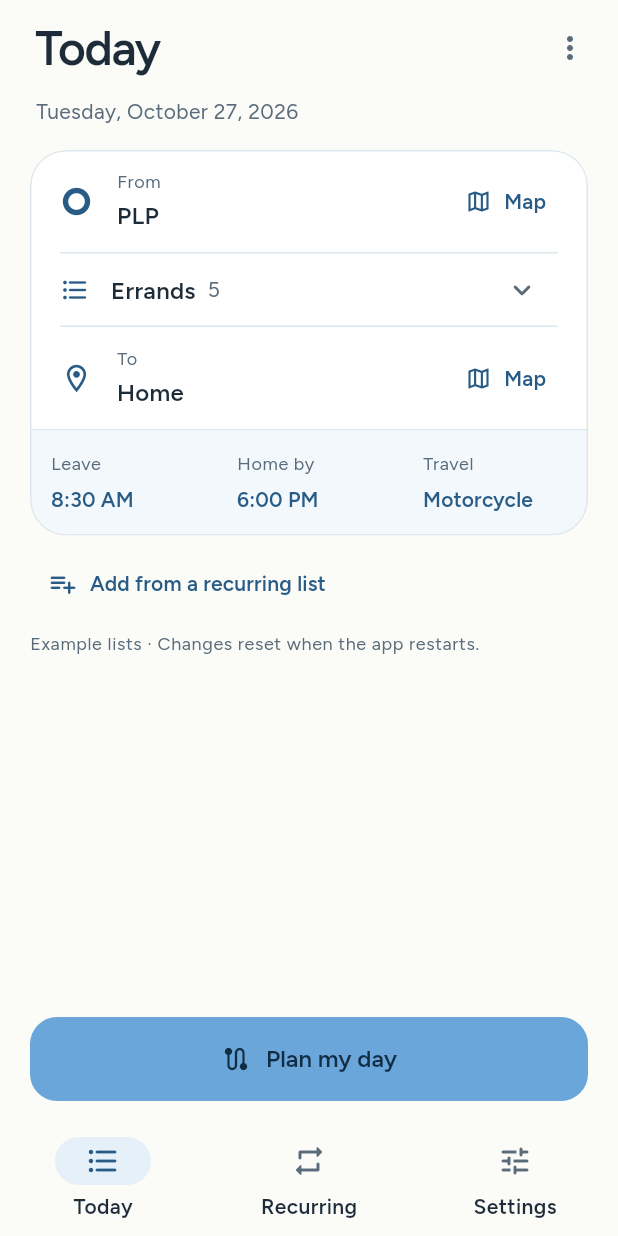
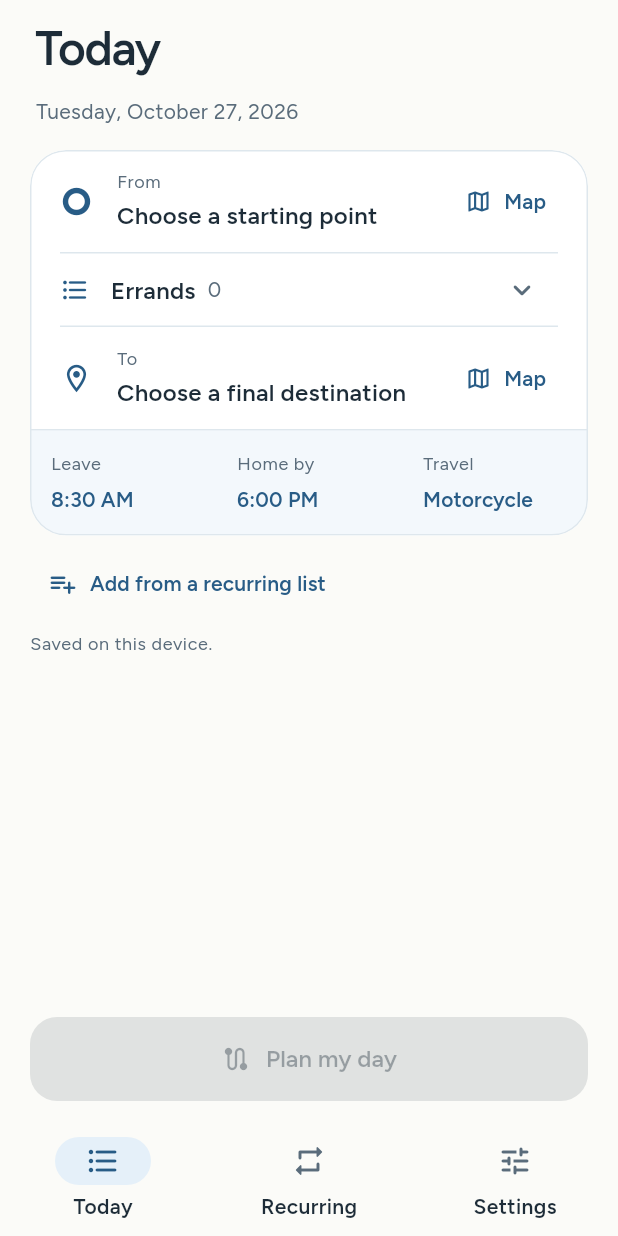
Before and after one commit to pu-roi/Wayday, a Flutter app: the screen it shows after launch, after a tap on "Errands", on a phone screen of 412 x 824 dp. Run offline on Flutter 3.47's test engine with Material 3 defaults, Android fonts, the phone set to English and light mode, and no system bars; our stand-ins replace drift, drift_flutter, flutter_riverpod, go_router; accounts and stored records are empty; generated files the repository leaves out were written again.

Commit message:
fix(mobile): start with user-created data and preserve saved rows

```diff
--- a/apps/mobile/lib/app/settings_view.dart
+++ b/apps/mobile/lib/app/settings_view.dart
@@ -1,13 +1,11 @@
+import 'package:flutter/foundation.dart';
 import 'package:flutter/material.dart';
-import 'package:flutter_riverpod/flutter_riverpod.dart';
-import '../core/widgets/feedback.dart';
-import '../features/today/presentation/today_controller.dart';
 import 'theme.dart';
 
-class SettingsView extends ConsumerWidget {
+class SettingsView extends StatelessWidget {
   const SettingsView({super.key});
   @override
-  Widget build(BuildContext context, WidgetRef ref) => Scaffold(
+  Widget build(BuildContext context) => Scaffold(
     appBar: AppBar(title: const Text('Settings')),
     body: Align(
       alignment: Alignment.topCenter,
@@ -32,29 +30,19 @@ class SettingsView extends ConsumerWidget {
               textAlign: TextAlign.center,
             ),
             const SizedBox(height: 40),
-            Text('Try an example', style: context.type.titleMedium),
-            const SizedBox(height: 8),
-            ListTile(
-              contentPadding: EdgeInsets.zero,
-              leading: const Icon(Icons.restart_alt_rounded),
-              title: const Text('Reload example day'),
-              onTap: () {
-                ref.read(todayProvider.notifier).loadExample();
-                showFeedback(context, 'Example day restored.');
-              },
-            ),
-            const SizedBox(height: 24),
-            Text('About this preview', style: context.type.titleMedium),
+            Text('About Wayday', style: context.type.titleMedium),
             const SizedBox(height: 12),
             Text(
-              'Errands and recurring lists work in memory. Changes reset when the app restarts. Add recurring lists to Today whenever you choose; they are not added automatically.',
+              kIsWeb
+                  ? 'This browser preview keeps changes for this session. Add recurring lists to Today whenever you choose; they are not added automatically.'
+                  : 'Your errands and recurring lists are saved on this device. Add recurring lists to Today whenever you choose; they are not added automatically.',
               style: context.type.bodyMedium?.copyWith(
                 color: context.colors.onSurfaceVariant,
               ),
             ),
             const SizedBox(height: 12),
             Text(
-              'Maps are visual placeholders. Search, route planning, saved data, and reminders come later.',
+              'Maps are visual previews. Place search, trip planning, saved trips, and reminders are coming later.',
               style: context.type.bodyMedium?.copyWith(
                 color: context.colors.onSurfaceVariant,
               ),
--- a/apps/mobile/lib/core/data/local_repositories.dart
+++ b/apps/mobile/lib/core/data/local_repositories.dart
@@ -15,28 +15,8 @@ class LocalRepositories {
 
   static Future<LocalRepositories> open({WaydayDatabase? database}) async {
     final localDatabase = database ?? WaydayDatabase();
-    final savedSettings = await localDatabase
-        .select(localDatabase.daySettings)
-        .getSingleOrNull();
-    final isFirstLaunch = savedSettings == null;
-    late final SqliteDayRepository today;
-    late final SqliteGroupRepository recurring;
-    if (isFirstLaunch) {
-      recurring = await SqliteGroupRepository.open(
-        localDatabase,
-        initialData: exampleGroups(),
-      );
-      today = await SqliteDayRepository.open(
-        localDatabase,
-        initialData: exampleDay(),
-      );
-    } else {
-      today = await SqliteDayRepository.open(localDatabase, initialData: null);
-      recurring = await SqliteGroupRepository.open(
-        localDatabase,
-        initialData: null,
-      );
-    }
+    final today = await SqliteDayRepository.open(localDatabase);
+    final recurring = await SqliteGroupRepository.open(localDatabase);
     return LocalRepositories(
       database: localDatabase,
       today: today,
--- a/apps/mobile/lib/features/recurring/presentation/recurring_view.dart
+++ b/apps/mobile/lib/features/recurring/presentation/recurring_view.dart
@@ -1,3 +1,4 @@
+import 'package:flutter/foundation.dart';
 import 'package:flutter/material.dart';
 import 'package:flutter_riverpod/flutter_riverpod.dart';
 import '../../../app/theme.dart';
@@ -318,7 +319,9 @@ class _RecurringViewState extends ConsumerState<RecurringView> {
               ),
               const SizedBox(height: 16),
               Text(
-                'Example lists · Changes reset when the app restarts.',
+                kIsWeb
+                    ? 'Browser preview · Changes last for this session.'
+                    : 'Saved on this device.',
                 style: context.type.bodySmall?.copyWith(
                   color: context.colors.onSurfaceVariant,
                 ),
--- a/apps/mobile/lib/features/today/data/day_repository.dart
+++ b/apps/mobile/lib/features/today/data/day_repository.dart
@@ -10,7 +10,10 @@ abstract interface class DayRepository {
 }
 
 class MemoryDayRepository implements DayRepository {
-  DayPlan _day = exampleDay();
+  MemoryDayRepository({DayPlan? initialData})
+    : _day = initialData ?? DayPlan(errands: const []);
+
+  DayPlan _day;
   @override
   DayPlan read() => _day;
   @override
@@ -26,21 +29,24 @@ class SqliteDayRepository implements DayRepository {
   final SerialWriteQueue _writes = SerialWriteQueue();
   DayPlan _day;
 
-  static Future<SqliteDayRepository> open(
-    WaydayDatabase database, {
-    required DayPlan? initialData,
-  }) async {
+  static Future<SqliteDayRepository> open(WaydayDatabase database) async {
     final settings = await database
         .select(database.daySettings)
         .getSingleOrNull();
+    final defaults = DayPlan(errands: const []);
     if (settings == null) {
-      final seed = initialData;
-      if (seed == null) {
-        throw StateError('Today data is missing from an initialized database.');
-      }
-      final repository = SqliteDayRepository._(database, seed);
-      await repository.save(seed);
-      return repository;
+      await database
+          .into(database.daySettings)
+          .insert(
+            DaySettingsCompanion.insert(
+              id: const Value(1),
+              fromPlace: defaults.from,
+              toPlace: defaults.to,
+              departure: defaults.departure,
+              deadline: defaults.deadline,
+              profile: defaults.profile.name,
+            ),
+          );
     }
 
     final rows = await (database.select(
@@ -49,13 +55,13 @@ class SqliteDayRepository implements DayRepository {
     return SqliteDayRepository._(
       database,
       DayPlan(
-        from: settings.fromPlace,
-        to: settings.toPlace,
-        departure: settings.departure,
-        deadline: settings.deadline,
+        from: settings?.fromPlace ?? defaults.from,
+        to: settings?.toPlace ?? defaults.to,
+        departure: settings?.departure ?? defaults.departure,
+        deadline: settings?.deadline ?? defaults.deadline,
         profile: _parseEnum(
           TravelProfile.values,
-          settings.profile,
+          settings?.profile ?? defaults.profile.name,
           TravelProfile.motor,
         ),
         errands: [
@@ -130,36 +136,3 @@ DayErrandsCompanion _toDayErrand(Errand errand, int position) =>
 
 T _parseEnum<T extends Enum>(List<T> values, String name, T fallback) =>
     values.firstWhere((value) => value.name == name, orElse: () => fallback);
-
-DayPlan exampleDay() => DayPlan(
-  errands: const [
-    Errand(
-      id: 'registrar',
-      title: 'Get documents from the registrar',
-      place: 'PLP · Pasig',
-      timing: TimingRule.finishBefore,
-      minute: 960,
-    ),
-    Errand(
-      id: 'pitch',
-      title: 'Capstone presentation',
-      place: 'PLP · Pasig',
-      timing: TimingRule.at,
-      minute: 660,
-    ),
-    Errand(
-      id: 'pickup',
-      title: 'Pick up in Ortigas',
-      place: 'Ortigas Center',
-      timing: TimingRule.arriveBy,
-      minute: 900,
-    ),
-    Errand(id: 'lunch', title: 'Grab a late lunch', place: 'Choose a place'),
-    Errand(
-      id: 'groceries',
-      title: 'Groceries for home',
-      place: 'Choose a place',
-      optional: true,
-    ),
-  ],
-);
--- a/apps/mobile/lib/features/today/domain/day.dart
+++ b/apps/mobile/lib/features/today/domain/day.dart
@@ -15,8 +15,8 @@ enum TravelProfile {
 class DayPlan {
   DayPlan({
     required List<Errand> errands,
-    this.from = 'PLP',
-    this.to = 'Home',
+    this.from = '',
+    this.to = '',
     this.departure = 510,
     this.deadline = 1080,
     this.profile = TravelProfile.motor,
--- a/apps/mobile/lib/features/today/presentation/today_controller.dart
+++ b/apps/mobile/lib/features/today/presentation/today_controller.dart
@@ -83,7 +83,6 @@ class TodayController extends Notifier<DayPlan> {
   );
   void restore(DayPlan day) => _commit(day);
   void clear() => _commit(state.copyWith(errands: []));
-  void loadExample() => _commit(exampleDay());
   void setEndpoint({required bool start, required String value}) {
     if (value.trim().isEmpty) return;
     _commit(
--- a/apps/mobile/lib/features/today/presentation/today_view.dart
+++ b/apps/mobile/lib/features/today/presentation/today_view.dart
@@ -1,3 +1,4 @@
+import 'package:flutter/foundation.dart';
 import 'package:flutter/material.dart';
 import 'package:flutter_riverpod/flutter_riverpod.dart';
 import 'package:go_router/go_router.dart';
@@ -179,27 +180,14 @@ class _TodayViewState extends ConsumerState<TodayView> {
         toolbarHeight: 64,
         title: Text('Today', style: context.type.headlineLarge),
         actions: [
-          PopupMenuButton<String>(
-            tooltip: 'Day options',
-            onSelected: (value) {
-              if (value == 'clear') {
-                _clear();
-              } else {
-                ref.read(todayProvider.notifier).loadExample();
-              }
-            },
-            itemBuilder: (_) => [
-              const PopupMenuItem(
-                value: 'example',
-                child: Text('Load example day'),
-              ),
-              if (day.errands.isNotEmpty)
-                const PopupMenuItem(
-                  value: 'clear',
-                  child: Text('Clear errands'),
-                ),
-            ],
-          ),
+          if (day.errands.isNotEmpty)
+            PopupMenuButton<String>(
+              tooltip: 'Day options',
+              onSelected: (_) => _clear(),
+              itemBuilder: (_) => const [
+                PopupMenuItem(value: 'clear', child: Text('Clear errands')),
+              ],
+            ),
           const SizedBox(width: 8),
         ],
       ),
@@ -352,7 +340,9 @@ class _TodayViewState extends ConsumerState<TodayView> {
               ),
               const SizedBox(height: 8),
               Text(
-                'Example lists · Changes reset when the app restarts.',
+                kIsWeb
+                    ? 'Browser preview · Changes last for this session.'
+                    : 'Saved on this device.',
                 style: context.type.bodySmall?.copyWith(
                   color: context.colors.onSurfaceVariant,
                 ),
@@ -425,7 +415,14 @@ class EndpointRow extends StatelessWidget {
                   ),
                 ),
                 const SizedBox(height: 2),
-                Text(value, style: context.type.titleMedium),
+                Text(
+                  value.trim().isEmpty
+                      ? start
+                            ? 'Choose a starting point'
+                            : 'Choose a final destination'
+                      : value,
+                  style: context.type.titleMedium,
+                ),
               ],
             ),
           ),
```
Also changed, not shown: apps/mobile/lib/features/recurring/data/group_repository.dart (+5 -40 lines), 3 other files.
